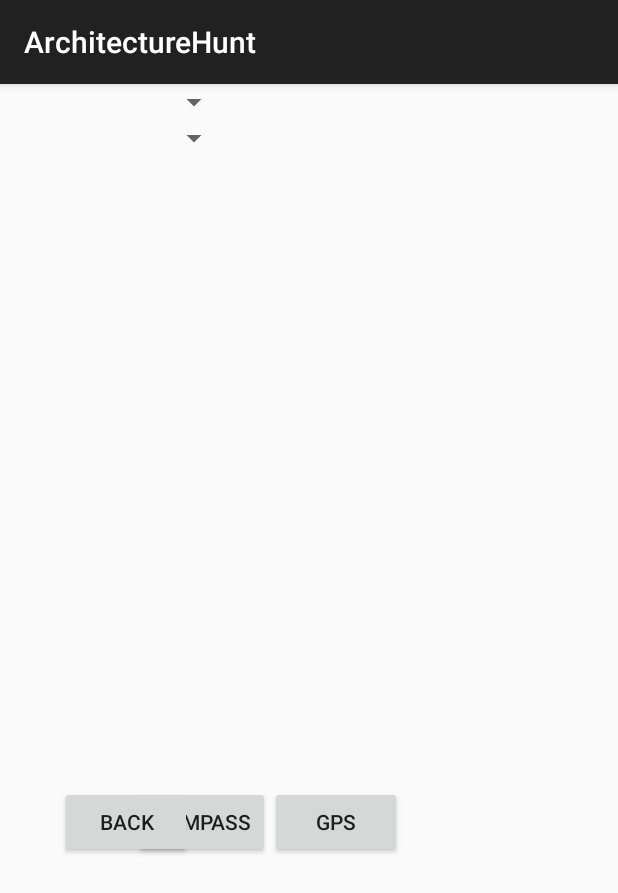
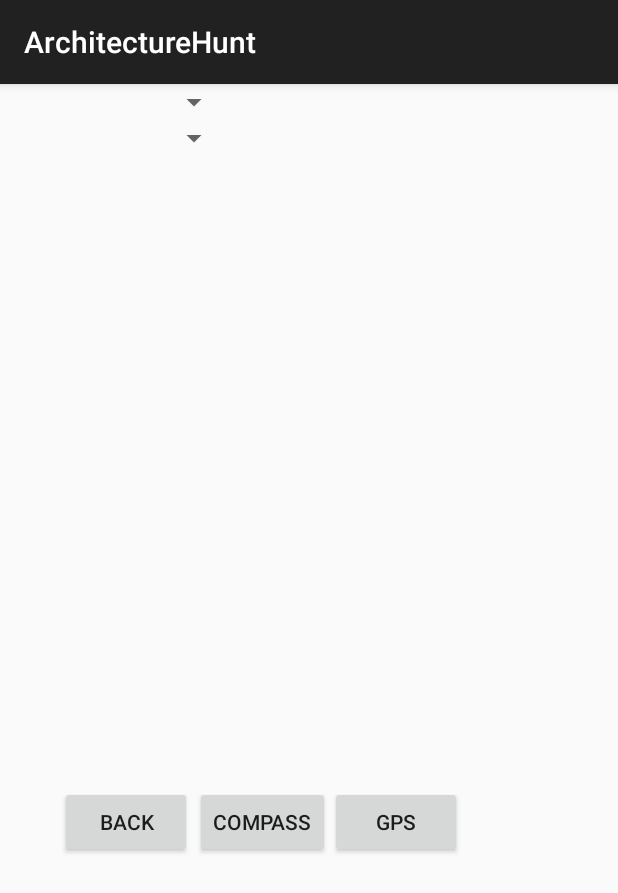
Before and after one commit to hongjun1126/ArchitectureHunt, an Android app: the fragment MyFragment placed in its activity, on a phone screen of 412 x 824 dp. Shown: the top 893 px of the screen. Run offline under Robolectric (Android 15) with nearby library versions, the phone set to English and light mode, and no system bars; 1 statement that could not run was skipped.

Commit message:
done with Fragment

```diff
--- a/mobile/src/main/java/com/example/hongjunjin/architecturehunt/MyFragment.java
+++ b/mobile/src/main/java/com/example/hongjunjin/architecturehunt/MyFragment.java
@@ -23,7 +23,7 @@ public class MyFragment extends Fragment {
         ImageView img = new ImageView(getActivity());
         img.setImageBitmap(item.getBmp());
 
-
+        locationActivity.flayout.setVisibility(View.VISIBLE);
         locationActivity.GPSbutton.setVisibility(View.VISIBLE);
         locationActivity.compassButton.setVisibility(View.VISIBLE);
         locationActivity.backButton.setVisibility(View.VISIBLE);
--- a/mobile/src/main/res/layout/search.xml
+++ b/mobile/src/main/res/layout/search.xml
@@ -68,7 +68,7 @@
             android:text="Compass"
             android:layout_gravity="left|center_vertical"
             android:layout_marginTop="108dp"
-            android:layout_marginLeft="90dp"
+            android:layout_marginLeft="130dp"
 
             android:visibility="gone"/>
 
@@ -79,7 +79,7 @@
             android:text="GPS"
             android:layout_gravity="left|center_vertical"
             android:layout_marginTop="108dp"
-            android:layout_marginLeft="180dp"
+            android:layout_marginLeft="220dp"
 
             android:visibility="gone"/>
 
```
Also changed, not shown: mobile/src/main/java/com/example/hongjunjin/architecturehunt/locationActivity.java (+36 -17 lines).
